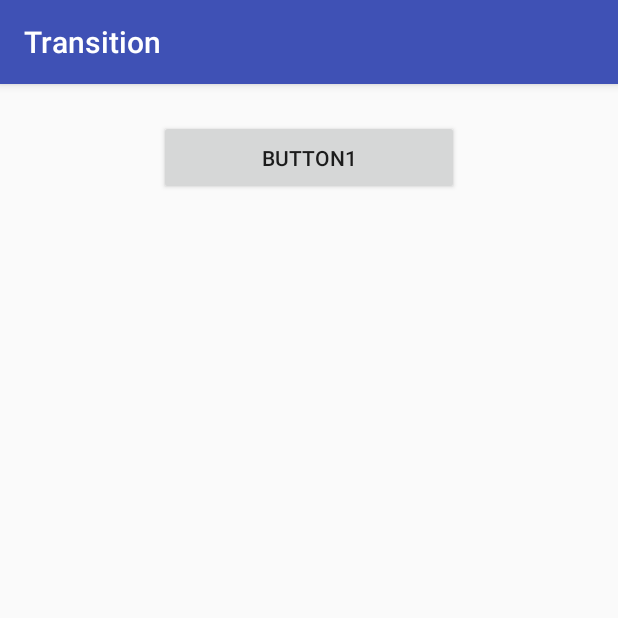
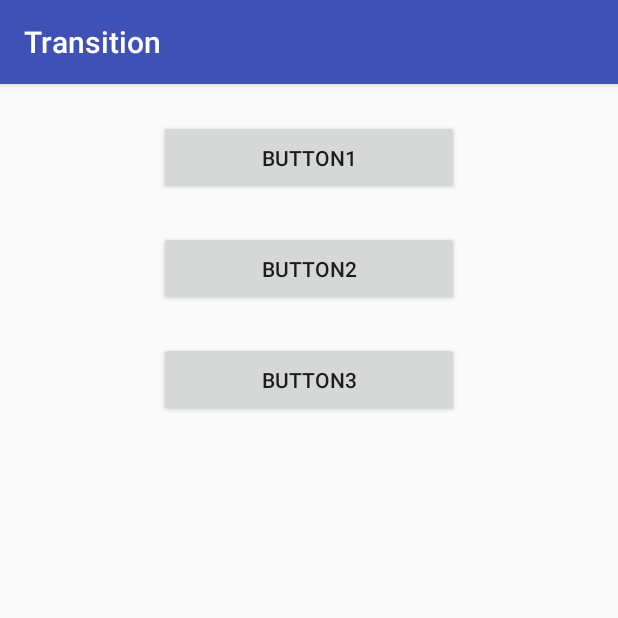
Before and after one commit to greybo/transition, an Android app: the AnimationsExampleActivity screen opened directly, with no data from a screen before it, on a phone screen of 412 x 824 dp, the top half of it. Run offline under Robolectric (Android 15) with nearby library versions, the phone set to English and light mode, and no system bars.

Commit message:
add button

```diff
--- a/app/src/main/java/com/example/sbotlevskyi/transition/activity/AnimationsExampleActivity.java
+++ b/app/src/main/java/com/example/sbotlevskyi/transition/activity/AnimationsExampleActivity.java
@@ -1,6 +1,5 @@
 package com.example.sbotlevskyi.transition.activity;
 
-import android.animation.ValueAnimator;
 import android.support.v7.app.AppCompatActivity;
 import android.os.Bundle;
 import android.util.Log;
@@ -14,6 +13,8 @@ public class AnimationsExampleActivity extends AppCompatActivity {
     private static final String TAG = "AnimationsExample";
     private Animation animation;
     private Button button1;
+    private Button button2;
+    private Button button3;
 
     @Override
     protected void onCreate(Bundle savedInstanceState) {
@@ -21,16 +22,32 @@ public class AnimationsExampleActivity extends AppCompatActivity {
         setContentView(R.layout.activity_animations_example);
 
         button1 = findViewById(R.id.button1);
-        animation = AnimationUtils.loadAnimation(this, R.anim.transition_button1);
+        button2 = findViewById(R.id.button2);
+        button3 = findViewById(R.id.button3);
+
+        animation = AnimationUtils.loadAnimation(this, R.anim.translation_x_button);
         button1.startAnimation(animation);
 
-//        button1.animate()
-//                .setDuration(1000)
-//                .setUpdateListener(new ValueAnimator.AnimatorUpdateListener() {
-//                    @Override
-//                    public void onAnimationUpdate(ValueAnimator valueAnimator) {
-//                        Log.i(TAG, "onAnimationUpdate: ");
-//                    }
-//                }).start();
+        animation = AnimationUtils.loadAnimation(this, R.anim.translation_y_button);
+        button2.startAnimation(animation);
+
+
+
+        button3.setOnClickListener(view -> {
+            final int[] i = {1};
+            final int[] value = {1};
+            button3.animate()
+                    .setDuration(5000)
+                    .setUpdateListener(valueAnimator -> {
+                                i[0] += value[0];
+                                button3.setTranslationY(i[0]);
+                                if (Math.abs(i[0])>20){
+                                    value[0] *=-1;
+                                }
+                                Log.i(TAG, "onAnimationUpdate: ");
+                            }
+                    ).start();
+        });
+
     }
 }
--- /dev/null
+++ b/app/src/main/res/anim/translation_y_button.xml
@@ -0,0 +1,11 @@
+<?xml version="1.0" encoding="utf-8"?>
+<set xmlns:android="http://schemas.android.com/apk/res/android"
+    xmlns:app="http://schemas.android.com/apk/res-auto"
+    android:duration="500" >
+    <translate
+        android:fromYDelta="0"
+        android:repeatCount="infinite"
+        android:repeatMode="reverse"
+        android:toYDelta="10%" />
+
+</set>
--- a/app/src/main/res/layout/activity_animations_example.xml
+++ b/app/src/main/res/layout/activity_animations_example.xml
@@ -7,11 +7,28 @@
     tools:context=".activity.AnimationsExampleActivity">
 
     <Button
-        android:layout_marginTop="24dp"
-        android:layout_centerHorizontal="true"
         android:id="@+id/button1"
         android:layout_width="200dp"
         android:layout_height="50dp"
+        android:layout_centerHorizontal="true"
+        android:layout_marginTop="24dp"
         android:text="button1" />
 
+    <Button
+        android:id="@+id/button2"
+        android:layout_width="200dp"
+        android:layout_height="50dp"
+        android:layout_below="@+id/button1"
+        android:layout_centerHorizontal="true"
+        android:layout_marginTop="24dp"
+        android:text="button2" />
+    <Button
+        android:id="@+id/button3"
+        android:layout_width="200dp"
+        android:layout_height="50dp"
+        android:layout_below="@+id/button2"
+        android:layout_centerHorizontal="true"
+        android:layout_marginTop="24dp"
+        android:text="button3" />
+
 </RelativeLayout>
```
Also changed, not shown: app/src/main/res/anim/translation_x_button.xml (renamed from app/src/main/res/anim/transition_button1.xml).
